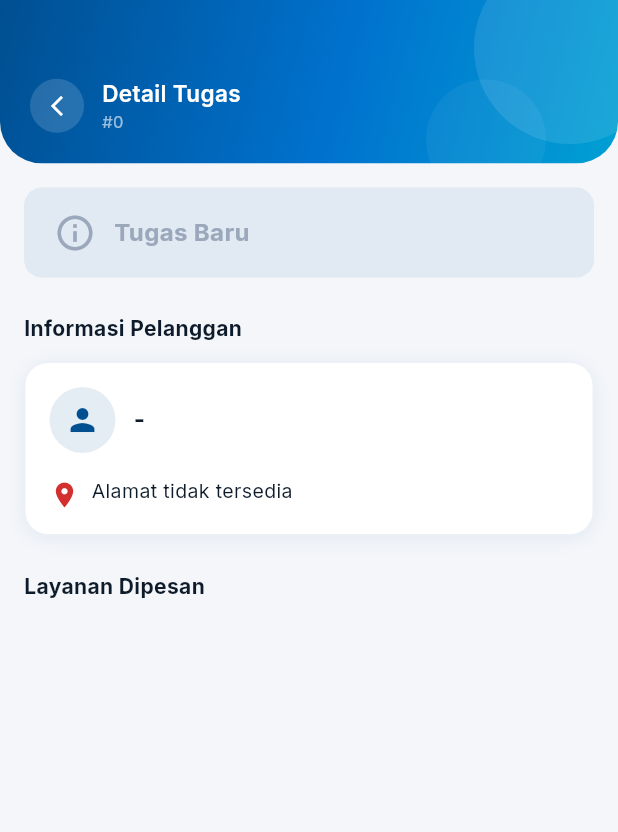
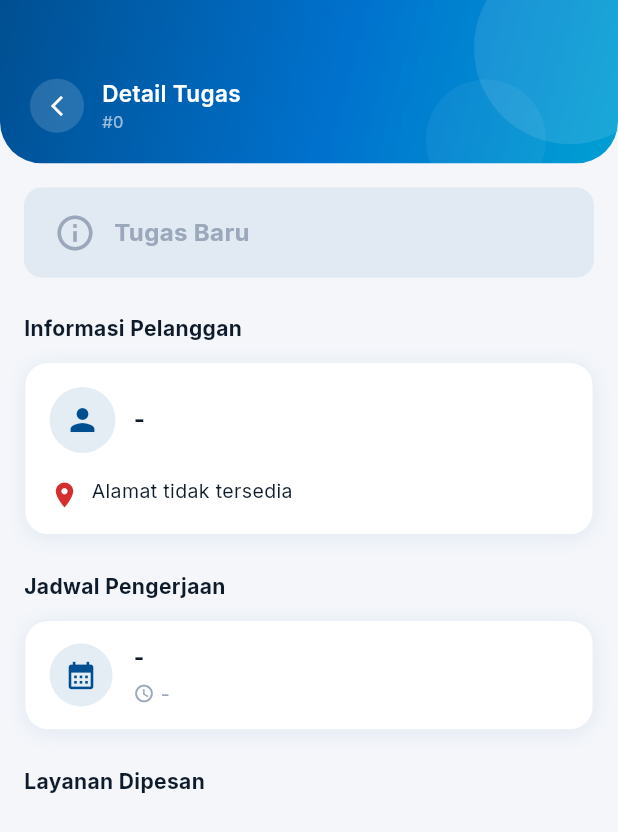
Before and after one commit to iqbalfhrzii/Mobile-KlinKlin, a Flutter app: the CleanerJobDetailScreen screen opened directly with empty values, on a phone screen of 412 x 824 dp. Shown: the top 832 px of the screen. Run offline on Flutter 3.47's test engine with Material 3 defaults, Android fonts, the phone set to English and light mode, and no system bars; our stand-ins replace dio, equatable, firebase_core, firebase_messaging, flutter_bloc, go_router and 7 more; accounts and stored records are empty.

Commit message:
Refactor cleaner job detail schedule to a separate section

```diff
--- a/lib/features/cleaner/jobs/cleaner_job_detail_screen.dart
+++ b/lib/features/cleaner/jobs/cleaner_job_detail_screen.dart
@@ -89,6 +89,13 @@ class _CleanerJobDetailScreenState extends State<CleanerJobDetailScreen> {
     final pesanan = _job['pesanan'] ?? {};
     final pelanggan = pesanan['pelanggan'] ?? {};
     final details = pesanan['details'] as List? ?? [];
+
+    String globalTgl = '-';
+    String globalWaktu = '-';
+    if (details.isNotEmpty) {
+      globalTgl = details.first['tanggal_pengerjaan'] ?? '-';
+      globalWaktu = details.first['waktu_pengerjaan'] ?? '-';
+    }
 
     final bonusList = _job['bonuses'] as List? ?? [];
     final num totalBonus = _job['total_bonus'] is num ? _job['total_bonus'] : (num.tryParse(_job['total_bonus']?.toString() ?? '0') ?? 0);
@@ -278,6 +285,47 @@ class _CleanerJobDetailScreenState extends State<CleanerJobDetailScreen> {
                         ),
                   const SizedBox(height: 24),
 
+                  // Jadwal Pengerjaan
+                  Text('Jadwal Pengerjaan', style: GoogleFonts.inter(fontSize: 14, fontWeight: FontWeight.bold, color: AppColors.textDark)),
+                  const SizedBox(height: 12),
+                  Container(
+                    width: double.infinity,
+                    padding: const EdgeInsets.symmetric(horizontal: 16, vertical: 14),
+                    decoration: BoxDecoration(
+                      color: Colors.white,
+                      borderRadius: BorderRadius.circular(16),
+                      border: Border.all(color: AppColors.border),
+                      boxShadow: [AppColors.cardShadow],
+                    ),
+                    child: Row(
+                      children: [
+                        Container(
+                          padding: const EdgeInsets.all(10),
+                          decoration: BoxDecoration(color: AppColors.primary.withOpacity(0.1), shape: BoxShape.circle),
+                          child: const Icon(Icons.calendar_month, color: AppColors.primary, size: 22),
+                        ),
+                        const SizedBox(width: 14),
+                        Expanded(
+                          child: Column(
+                            crossAxisAlignment: CrossAxisAlignment.start,
+                            children: [
+                              Text(globalTgl, style: GoogleFonts.inter(fontSize: 15, fontWeight: FontWeight.bold, color: AppColors.textDark)),
+                              const SizedBox(height: 4),
+                              Row(
+                                children: [
+                                  const Icon(Icons.access_time_outlined, size: 14, color: AppColors.textMuted),
+                                  const SizedBox(width: 4),
+                                  Text(globalWaktu, style: GoogleFonts.inter(fontSize: 13, color: AppColors.textMuted)),
+                                ],
+                              ),
+                            ],
+                          ),
+                        ),
+                      ],
+                    ),
+                  ),
+                  const SizedBox(height: 24),
+
                   // Detail Layanan
                   Text('Layanan Dipesan', style: GoogleFonts.inter(fontSize: 14, fontWeight: FontWeight.bold, color: AppColors.textDark)),
                   const SizedBox(height: 12),
@@ -315,18 +363,6 @@ class _CleanerJobDetailScreenState extends State<CleanerJobDetailScreen> {
                                 ),
                               ],
                             ),
-                          ),
-                          const SizedBox(height: 12),
-                          Row(
-                            children: [
-                              const Icon(Icons.calendar_month_outlined, size: 16, color: AppColors.primary),
-                              const SizedBox(width: 6),
-                              Text('${d['tanggal_pengerjaan'] ?? '-'}', style: GoogleFonts.inter(fontSize: 13, color: AppColors.textDark, fontWeight: FontWeight.w500)),
-                              const SizedBox(width: 16),
-                              const Icon(Icons.access_time_outlined, size: 16, color: AppColors.primary),
-                              const SizedBox(width: 6),
-                              Text('${d['waktu_pengerjaan'] ?? '-'}', style: GoogleFonts.inter(fontSize: 13, color: AppColors.textDark, fontWeight: FontWeight.w500)),
-                            ],
                           ),
                         ],
                       ),
```
